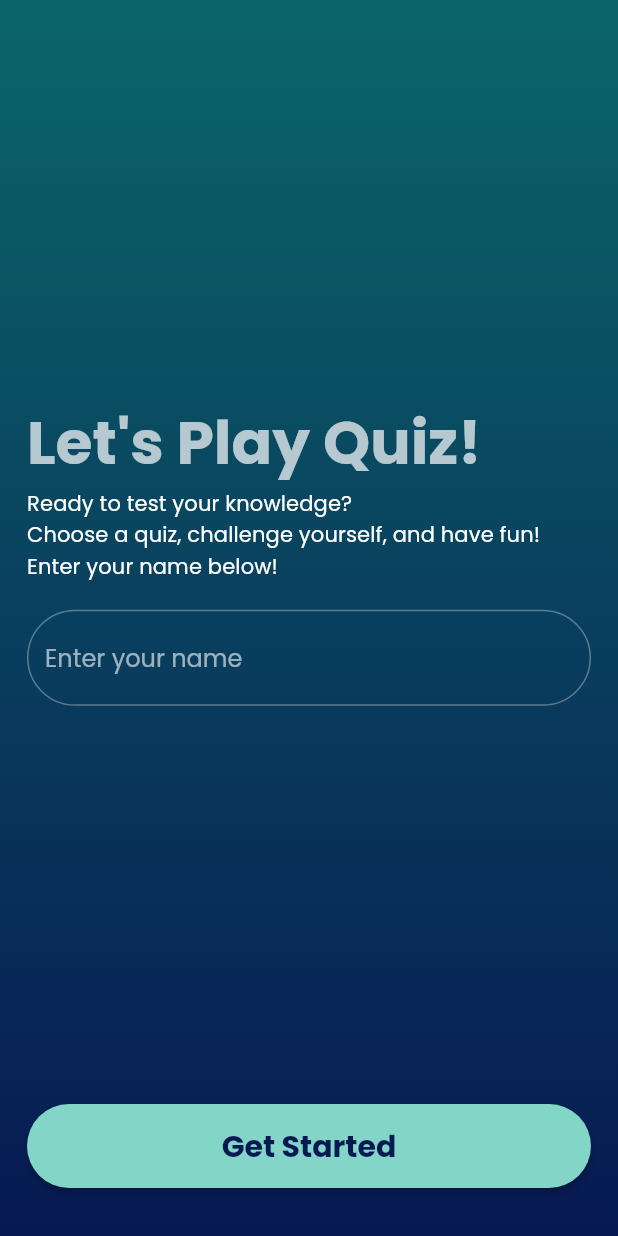
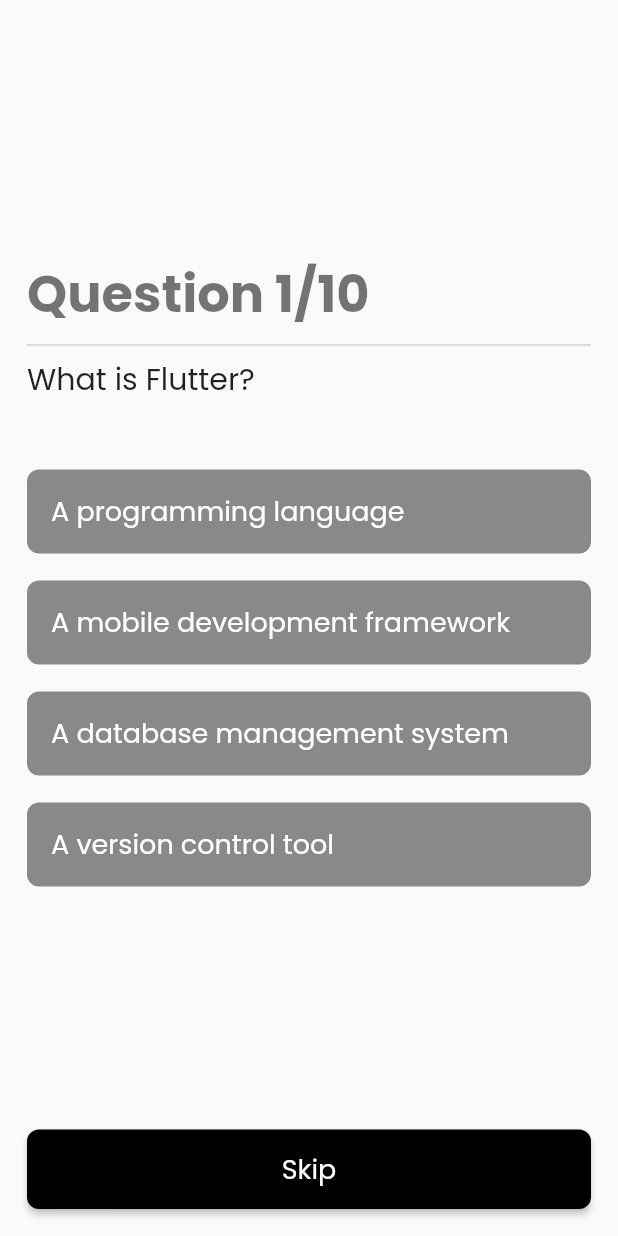
Before and after one commit to Jalambo-Dev/quiz-app-flutter, a Flutter app: the screen it shows after launch, on a phone screen of 412 x 824 dp. Run offline on Flutter 3.47's test engine with Material 3 defaults, Android fonts, the phone set to English and light mode, and no system bars.

```diff
--- a/lib/main.dart
+++ b/lib/main.dart
@@ -1,6 +1,6 @@
 import 'package:flutter/material.dart';
 import 'package:flutter/services.dart';
-import 'package:quiz_app_flutter/screens/welcome_screen.dart';
+import 'package:quiz_app_flutter/ui/screens/questions_screen.dart';
 
 void main() {
   runApp(const MyApp());
@@ -19,12 +19,11 @@ class MyApp extends StatelessWidget {
     return MaterialApp(
       debugShowCheckedModeBanner: false,
       theme: ThemeData(
+        fontFamily: 'Poppins',
         useMaterial3: false,
-        colorScheme: ColorScheme.fromSeed(
-            seedColor: const Color(0xff97FEED), brightness: Brightness.dark),
-        fontFamily: 'Poppins',
+        brightness: Brightness.light,
       ),
-      home: const WelcomeScreen(),
+      home: const QuestionsScreen(),
     );
   }
 }
--- a/lib/models/question_model.dart
+++ b/lib/models/question_model.dart
@@ -10,6 +10,12 @@ class QuestionModel {
     required this.options,
     required this.answerIndex,
   });
+
+  // List<String> getShuffleOptions() {
+  //   final shuffleList = List.of(options);
+  //   shuffleList.shuffle();
+  //   return shuffleList;
+  // }
 }
 
 // Sample quiz data using the QuestionModel
--- /dev/null
+++ b/lib/ui/screens/questions_screen.dart
@@ -0,0 +1,160 @@
+import 'dart:developer';
+import 'package:flutter/cupertino.dart';
+import 'package:flutter/material.dart';
+import 'package:quiz_app_flutter/models/question_model.dart';
+import 'package:quiz_app_flutter/ui/screens/result_screen.dart';
+import 'package:quiz_app_flutter/ui/widgets/next_button_widget.dart';
+import 'package:quiz_app_flutter/ui/widgets/option_button_widget.dart';
+
+class QuestionsScreen extends StatefulWidget {
+  const QuestionsScreen({super.key});
+
+  @override
+  State<QuestionsScreen> createState() => _QuestionsScreenState();
+}
+
+class _QuestionsScreenState extends State<QuestionsScreen> {
+  int _currentIndex = 0;
+  QuestionModel _currentQuestion = quizData[0];
+  bool isAnswered = false; // Tracks whether the user has answered
+  int? selectedIndex; // Tracks the selected answer index
+  bool isCorrect = false; // Tracks whether the selected answer is correct
+  int score = 0;
+
+  void nextQuestion() {
+    setState(() {
+      if (_currentIndex == 9) {
+        getRusult();
+      } else {
+        _currentIndex++;
+        _currentQuestion = quizData[_currentIndex];
+        isAnswered = false; // Reset for the next question
+        selectedIndex = null; // Clear the selected index
+      }
+    });
+  }
+
+  // Get Score in the result screen
+  void getRusult() {
+    Navigator.pushReplacement(
+        context,
+        CupertinoModalPopupRoute(
+          builder: (context) => ResultScreen(score: score),
+        ));
+  }
+
+  @override
+  Widget build(BuildContext context) {
+    return Scaffold(
+      body: Center(
+        child: Padding(
+          padding: const EdgeInsets.all(18.0),
+          child: Column(
+            mainAxisSize: MainAxisSize.max,
+            mainAxisAlignment: MainAxisAlignment.center,
+            crossAxisAlignment: CrossAxisAlignment.start,
+            children: [
+              const Spacer(),
+
+              // Index of question
+              Text(
+                'Question ${_currentQuestion.id}/10',
+                style: Theme.of(context)
+                    .textTheme
+                    .headlineMedium
+                    ?.copyWith(fontWeight: FontWeight.bold),
+                textAlign: TextAlign.center,
+              ),
+
+              const Divider(thickness: 1.5),
+
+              // Question
+              Text(
+                _currentQuestion.question,
+                style: Theme.of(context).textTheme.titleLarge,
+                textAlign: TextAlign.start,
+              ),
+
+              const SizedBox(height: 36),
+
+              ListView.builder(
+                shrinkWrap: true,
+                itemCount: _currentQuestion.options.length,
+                physics: const BouncingScrollPhysics(),
+                itemBuilder: (context, index) {
+                  // Check if this option is selected
+                  bool isSelected = selectedIndex == index;
+                  // Check if this is the correct option
+                  bool isCorrectOption = index == _currentQuestion.answerIndex;
+
+                  return OptionButtonWidget(
+                    text: _currentQuestion.options[index],
+                    backgroundColor: isAnswered
+                        ? (isSelected
+                            ? (isCorrect
+                                ? Colors.green.shade400
+                                : Colors.red.shade400)
+                            : isCorrectOption
+                                ? Colors.green.shade400
+                                : Colors.black45)
+                        : Colors.black45,
+                    onTap: !isAnswered // Allow taps only if not answered
+                        ? () {
+                            setState(
+                              () {
+                                selectedIndex = index; // Update selected index
+                                isAnswered =
+                                    true; // Mark the question as answered
+                                isCorrect =
+                                    isCorrectOption; // Check if selected option is correct
+                                if (isCorrect) {
+                                  log("Correct Answer");
+                                  score++;
+                                } else {
+                                  log("Incorrect Answer");
+                                }
+                              },
+                            );
+                          }
+                        : null, // Disable onTap if already answered
+                    visible: true, // Ensure icon is visible
+                    iconData: isAnswered
+                        ? (isSelected
+                            ? (isCorrect ? Icons.check_circle : Icons.cancel)
+                            : (isCorrectOption
+                                ? Icons.check_circle
+                                : Icons.circle))
+                        : Icons.circle_outlined,
+                    iconDataColor: isAnswered
+                        ? (isSelected
+                            ? (isCorrect
+                                ? Colors.green.shade900
+                                : Colors.red.shade900)
+                            : (isCorrectOption
+                                ? Colors.green.shade900
+                                : Colors.transparent))
+                        : Colors.transparent,
+                  );
+                },
+              ),
+              const Spacer(),
+
+              // Button to go to the next question
+              Visibility(
+                visible: isAnswered,
+                replacement: NextButtonWidget(
+                  onPressed: nextQuestion,
+                  text: 'Skip',
+                ),
+                child: NextButtonWidget(
+                  onPressed: nextQuestion,
+                  text: 'Next',
+                ),
+              ),
+            ],
+          ),
+        ),
+      ),
+    );
+  }
+}
--- /dev/null
+++ b/lib/ui/screens/result_screen.dart
@@ -0,0 +1,42 @@
+import 'package:flutter/cupertino.dart';
+import 'package:flutter/material.dart';
+import 'package:quiz_app_flutter/ui/screens/questions_screen.dart';
+import 'package:quiz_app_flutter/ui/widgets/next_button_widget.dart';
+
+class ResultScreen extends StatelessWidget {
+  final int score;
+  const ResultScreen({super.key, required this.score});
+
+  @override
+  Widget build(BuildContext context) {
+    return Scaffold(
+      body: Center(
+        child: Column(
+          mainAxisAlignment: MainAxisAlignment.center,
+          children: [
+            Text('Score', style: Theme.of(context).textTheme.displaySmall),
+            Text(
+              "${score.toString()}/10",
+              style: Theme.of(context).textTheme.displaySmall,
+            ),
+            ElevatedButton(
+              style: ElevatedButton.styleFrom(
+                minimumSize: const Size(64, 64),
+                backgroundColor: Colors.black,
+                shape: RoundedRectangleBorder(
+                  borderRadius: BorderRadius.circular(50),
+                ),
+              ),
+              onPressed: () => Navigator.pushReplacement(
+                  context,
+                  CupertinoPageRoute(
+                    builder: (context) => const QuestionsScreen(),
+                  )),
+              child: const Icon(CupertinoIcons.arrow_clockwise),
+            )
+          ],
+        ),
+      ),
+    );
+  }
+}
--- a/lib/screens/welcome_screen.dart
+++ b/lib/ui/screens/welcome_screen.dart
@@ -8,20 +8,7 @@ class WelcomeScreen extends StatelessWidget {
     return Scaffold(
       body: Stack(
         children: [
-          Container(
-            width: double.infinity,
-            height: double.infinity,
-            decoration: const BoxDecoration(
-              gradient: LinearGradient(
-                begin: Alignment.bottomCenter,
-                end: Alignment.topCenter,
-                colors: [
-                  Color(0xff071952),
-                  Color(0xff0B666A),
-                ],
-              ),
-            ),
-          ),
+          // Background
           Padding(
             padding: const EdgeInsets.symmetric(horizontal: 18.0),
             child: Column(
@@ -59,22 +46,12 @@ class WelcomeScreen extends StatelessWidget {
                 const Spacer(),
 
                 // Let's Start Quiz Button
-                ElevatedButton(
-                  onPressed: () {},
-                  style: ElevatedButton.styleFrom(
-                    minimumSize: const Size(double.infinity, 56),
-                    shape: RoundedRectangleBorder(
-                      borderRadius: BorderRadius.circular(50),
-                    ),
-                  ),
-                  child: Text(
-                    "Get Started",
-                    style: Theme.of(context).textTheme.titleLarge?.copyWith(
-                          fontWeight: FontWeight.bold,
-                          color: const Color(0xff071952),
-                        ),
-                  ),
-                ),
+                // const OptionButtonWidget(
+                //   text: 'GetStarted',
+                //   textColor: Color(0xff071952),
+                //   fontWeight: FontWeight.bold,
+                //   backgroundColor: Color(0xff35A29F),
+                // ),
                 const SizedBox(height: 32.0)
               ],
             ),
--- /dev/null
+++ b/lib/ui/widgets/background_gradient_widget.dart
@@ -0,0 +1,26 @@
+import 'package:flutter/material.dart';
+
+class BackgroundGradientWidget extends StatelessWidget {
+  const BackgroundGradientWidget({
+    super.key,
+  });
+
+  @override
+  Widget build(BuildContext context) {
+    return Container(
+      width: double.infinity,
+      height: double.infinity,
+      decoration: const BoxDecoration(
+        gradient: LinearGradient(
+          begin: Alignment.bottomCenter,
+          end: Alignment.topCenter,
+          colors: [
+            Color(0xff071952),
+            Color(0xFF0A216B),
+            Color(0xff0B666A),
+          ],
+        ),
+      ),
+    );
+  }
+}
--- /dev/null
+++ b/lib/ui/widgets/next_button_widget.dart
@@ -0,0 +1,35 @@
+import 'package:flutter/material.dart';
+
+class NextButtonWidget extends StatelessWidget {
+  final void Function() onPressed;
+  final String text;
+  const NextButtonWidget({
+    super.key,
+    required this.onPressed,
+    required this.text,
+  });
+
+  @override
+  Widget build(BuildContext context) {
+    return Align(
+      alignment: AlignmentDirectional.bottomEnd,
+      child: ElevatedButton(
+        style: ElevatedButton.styleFrom(
+          backgroundColor: Colors.black,
+          minimumSize: const Size.fromHeight(53),
+          shape: RoundedRectangleBorder(
+            borderRadius: BorderRadius.circular(8.0),
+          ),
+        ),
+        onPressed: onPressed,
+        child: Text(
+          text,
+          style: const TextStyle(
+            color: Colors.white,
+            fontSize: 18,
+          ),
+        ),
+      ),
+    );
+  }
+}
--- /dev/null
+++ b/lib/ui/widgets/option_button_widget.dart
@@ -0,0 +1,58 @@
+import 'package:flutter/material.dart';
+
+class OptionButtonWidget extends StatelessWidget {
+  final String text;
+  final Color backgroundColor;
+  final VoidCallback? onTap;
+  final bool visible;
+  final IconData iconData;
+  final Color iconDataColor;
+
+  const OptionButtonWidget({
+    super.key,
+    required this.text,
+    required this.backgroundColor,
+    this.onTap,
+    required this.visible,
+    required this.iconData,
+    this.iconDataColor = Colors.white,
+  });
+
+  @override
+  Widget build(BuildContext context) {
+    return Padding(
+      padding: const EdgeInsets.symmetric(vertical: 9.0),
+      child: InkWell(
+        borderRadius: BorderRadius.circular(8.0),
+        onTap: onTap,
+        child: Ink(
+          padding: const EdgeInsets.symmetric(vertical: 12.0, horizontal: 16.0),
+          decoration: BoxDecoration(
+            color: backgroundColor,
+            borderRadius: BorderRadius.circular(8.0),
+          ),
+          child: Row(
+            mainAxisAlignment: MainAxisAlignment.spaceBetween,
+            children: [
+              Expanded(
+                child: Text(
+                  text,
+                  style: const TextStyle(
+                    color: Colors.white,
+                    fontSize: 18.0,
+                  ),
+                ),
+              ),
+              if (visible) // Ensure this condition is correct for visibility
+                Icon(
+                  iconData, // Display the icon here
+                  color: iconDataColor,
+                  size: 32,
+                ),
+            ],
+          ),
+        ),
+      ),
+    );
+  }
+}
```
